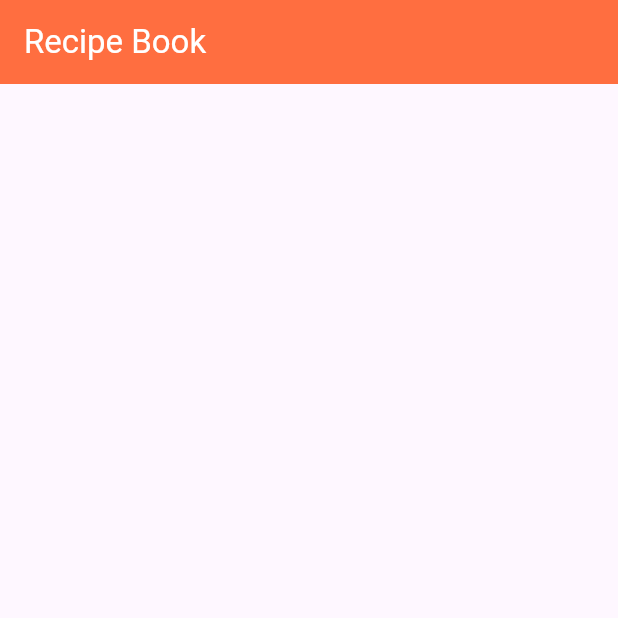
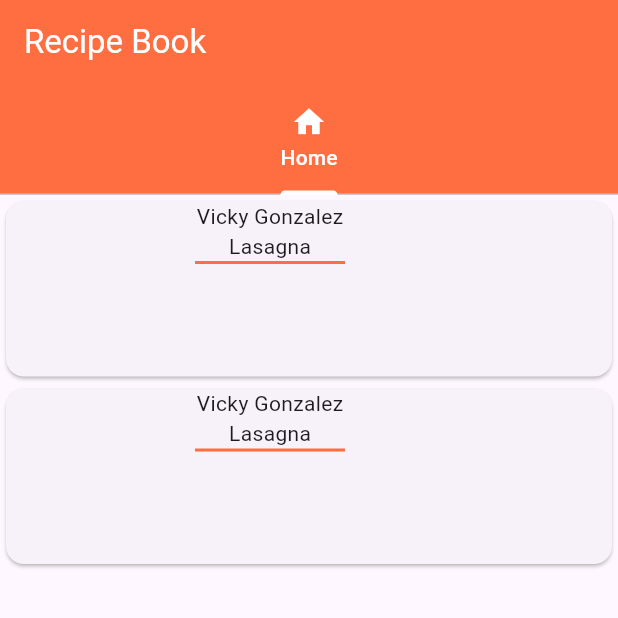
Before and after one commit to VickyMVGL/Proyecto-Mantenimiento-APP, a Flutter app: the screen it shows after launch, on a phone screen of 412 x 824 dp, the top half of it. Run offline on Flutter 3.47's test engine with Material 3 defaults, Android fonts, the phone set to English and light mode, and no system bars.

Commit message:
Se creo el componente de Card

```diff
--- a/proyecto_recetario/lib/main.dart
+++ b/proyecto_recetario/lib/main.dart
@@ -1,4 +1,5 @@
 import 'package:flutter/material.dart';
+import '../../screens/home_screen.dart';
 
 void main() => runApp(const MyApp());
 
@@ -7,16 +8,41 @@ class MyApp extends StatelessWidget {
 
   @override
   Widget build(BuildContext context) {
-    return MaterialApp(debugShowCheckedModeBanner: false, title:"hola mundo" ,home: RecipeBook(), theme: ThemeData(primarySwatch: Colors.deepOrange, fontFamily: 'Roboto',),);
+    return MaterialApp(
+      debugShowCheckedModeBanner: false,
+      title: "hola mundo",
+      home: RecipeBook(),
+      theme: ThemeData(primarySwatch: Colors.deepOrange, fontFamily: 'Roboto'),
+    );
   }
 }
 
 class RecipeBook extends StatelessWidget {
-  const RecipeBook
-({super.key});
+  const RecipeBook({super.key});
 
   @override
   Widget build(BuildContext context) {
-    return Scaffold(appBar: AppBar(backgroundColor: Colors.deepOrangeAccent, title: Text("Recipe Book", style: TextStyle(color: Colors.white),)),);
+    return DefaultTabController(
+      length: 4,
+      child: Scaffold(
+        appBar: AppBar(
+          backgroundColor: Colors.deepOrangeAccent,
+          title: Text("Recipe Book", style: TextStyle(color: Colors.white)
+          ),
+          bottom: TabBar(
+            indicatorColor: Colors.white,
+            labelColor: Colors.white,
+            unselectedLabelColor: Colors.white,
+            tabs: [
+            Tab(icon: Icon(Icons.home) , text: "Home",)
+          ]),
+        ),
+        body: TabBarView(
+          children: [
+            HomeScreen(),
+          ],
+        )
+      ),
+    );
   }
 }
--- /dev/null
+++ b/proyecto_recetario/lib/screens/home_screen.dart
@@ -0,0 +1,50 @@
+import 'package:flutter/material.dart';
+
+class HomeScreen extends StatelessWidget {
+  const HomeScreen({super.key});
+
+  @override
+  Widget build(BuildContext context) {
+    return Scaffold(
+      body: Column (
+        children: <Widget>[
+        _BuildCard(context),
+        _BuildCard(context),
+      ],)
+    );
+  }
+
+  Widget _BuildCard (BuildContext context){
+    return Container(
+      width: MediaQuery.of(context).size.width,
+      height: 125,
+      child: Card(
+        child: Row(
+          children: <Widget>[
+            Container(
+              height: 125,
+              width: 100,
+              child: ClipRRect(
+                borderRadius: BorderRadius.circular(10),
+                child: Container(),
+              ),
+            ),
+            SizedBox(width: 26,),
+            Column(
+              children: <Widget>[
+              Text("Vicky Gonzalez"),
+              Text("Lasagna"),
+              Container(
+                height: 2,
+                width: 100,
+                color: Colors.deepOrangeAccent,
+              )
+              ],
+            ),
+          ],
+        ),
+      ),
+    );
+  }
+
+}
--- a/proyecto_recetario/pubspec.yaml
+++ b/proyecto_recetario/pubspec.yaml
@@ -44,7 +44,7 @@ dev_dependencies:
   # activated in the `analysis_options.yaml` file located at the root of your
   # package. See that file for information about deactivating specific lint
   # rules and activating additional ones.
-  flutter_lints: ^5.0.0
+  #flutter_lints: ^5.0.0
 
 # For information on the generic Dart part of this file, see the
 # following page: https://dart.dev/tools/pub/pubspec
```
Also changed, not shown: proyecto_recetario/pubspec.lock, 1 other file.
